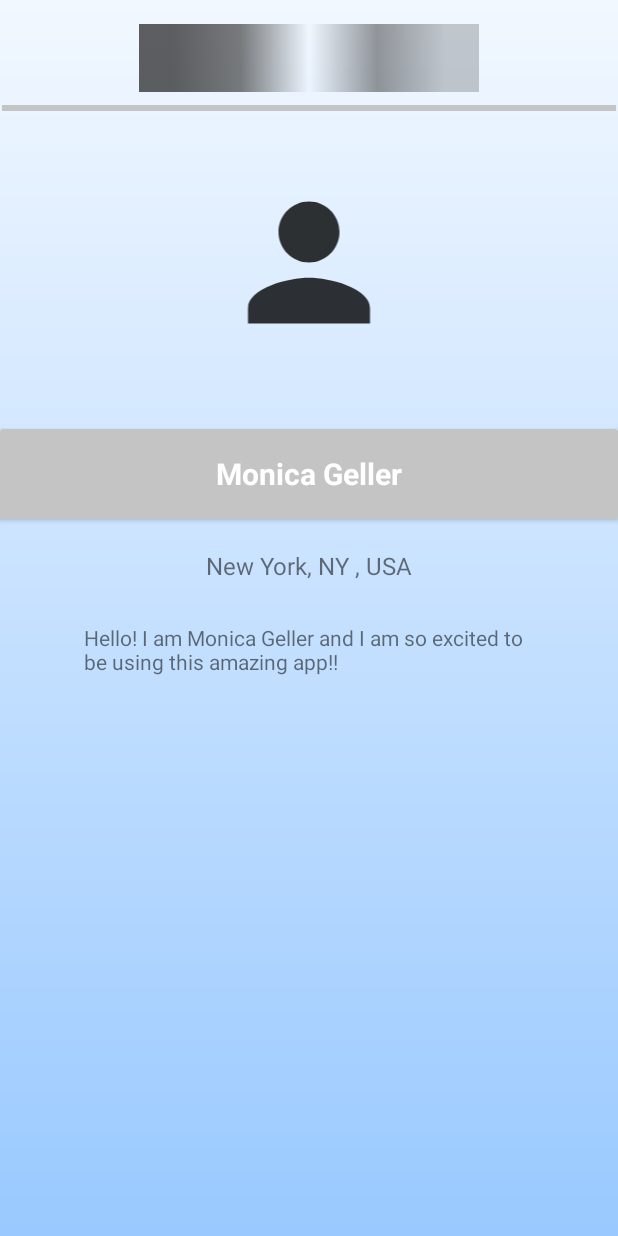
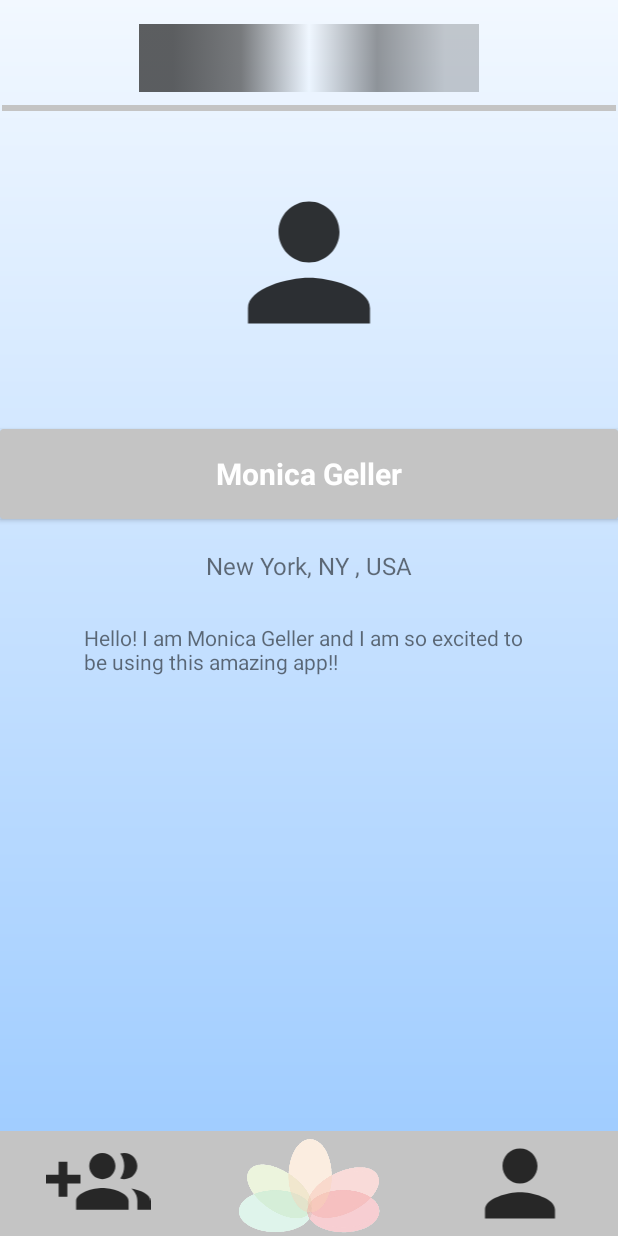
Before and after one commit to kzizz/Healthbud-Hackathon, an Android app: the userProfile screen opened directly, with no data from a screen before it, on a phone screen of 412 x 824 dp. Run offline under Robolectric (Android 15) with nearby library versions, the phone set to English and light mode, and no system bars.

Commit message:
Added navigation bar to the bottom of all panes

```diff
--- a/app/src/main/res/layout/activity_user_profile.xml
+++ b/app/src/main/res/layout/activity_user_profile.xml
@@ -7,6 +7,41 @@
     tools:context=".userProfile"
     android:background="@drawable/gradient">
 
+
+    <LinearLayout
+        android:layout_width="match_parent"
+        android:layout_height="70dp"
+        android:background="@color/colorPrimaryDark"
+        android:orientation="horizontal"
+        app:layout_constraintBottom_toBottomOf="parent"
+        app:layout_constraintEnd_toEndOf="parent"
+        app:layout_constraintStart_toStartOf="parent">
+
+        <ImageView
+            android:id="@+id/imageView6"
+            android:layout_width="60dp"
+            android:layout_height="70dp"
+            android:layout_marginLeft="10dp"
+            android:layout_marginRight="10dp"
+            android:layout_weight="1"
+            app:srcCompat="@drawable/ic_action_spontaneous" />
+
+        <ImageView
+            android:id="@+id/imageView4"
+            android:layout_width="100dp"
+            android:layout_height="wrap_content"
+            android:layout_weight="1"
+            app:srcCompat="@drawable/healthbudlogovectorimgonly" />
+
+        <ImageView
+            android:id="@+id/imageView"
+            android:layout_width="60dp"
+            android:layout_height="70dp"
+            android:layout_marginLeft="10dp"
+            android:layout_marginRight="10dp"
+            android:layout_weight="1"
+            app:srcCompat="@drawable/ic_action_profile" />
+    </LinearLayout>
 
     <View
         android:id="@+id/divider3"
```
Also changed, not shown: app/src/main/res/layout/activity_spontaneous.xml (+25 -17 lines).
